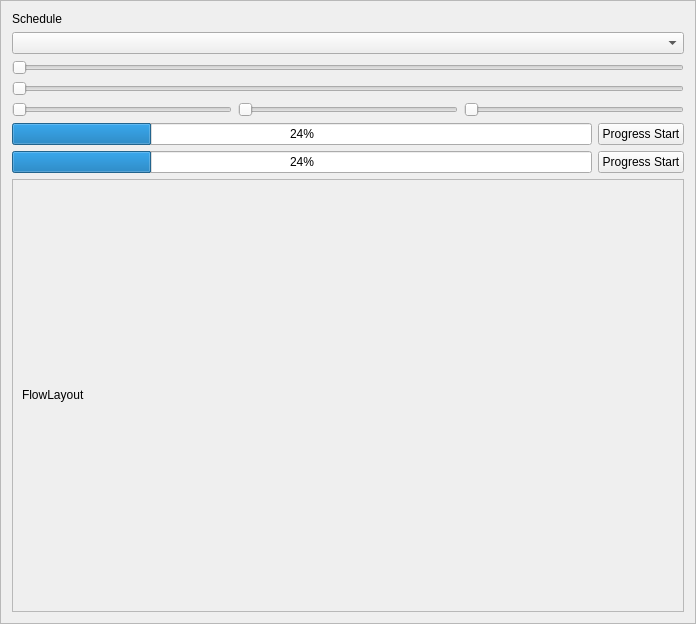
The window that src/views/schedule/schedule.ui (RyotaUnzai/candybox) describes before a commit, drawn with Qt 5.
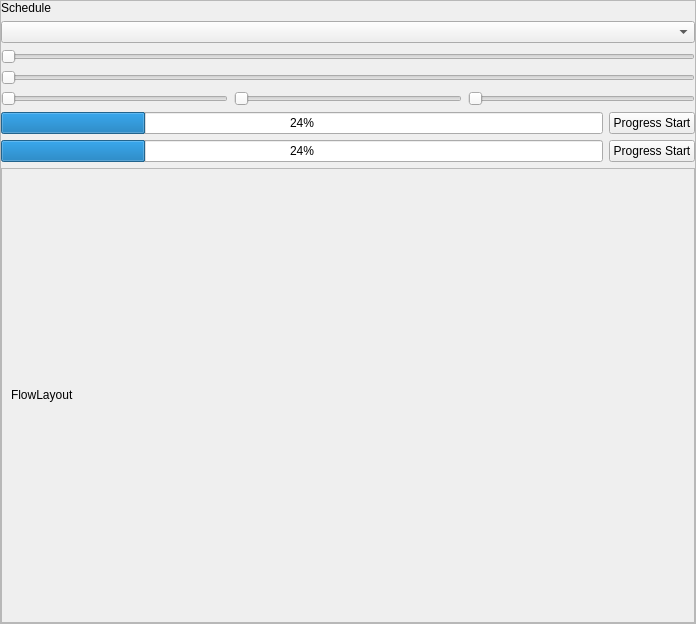
The same window after the commit. Custom widgets are drawn as their Qt base class.

```diff
--- a/src/views/schedule/schedule.ui
+++ b/src/views/schedule/schedule.ui
@@ -20,6 +20,21 @@
    <enum>QFrame::Raised</enum>
   </property>
   <layout class="QGridLayout" name="gridLayout">
+   <property name="leftMargin">
+    <number>0</number>
+   </property>
+   <property name="topMargin">
+    <number>0</number>
+   </property>
+   <property name="rightMargin">
+    <number>0</number>
+   </property>
+   <property name="bottomMargin">
+    <number>0</number>
+   </property>
+   <property name="spacing">
+    <number>6</number>
+   </property>
    <item row="3" column="0">
     <widget class="QIntSlider" name="intSlider">
      <property name="orientation">
@@ -114,8 +129,8 @@
        <rect>
         <x>0</x>
         <y>0</y>
-        <width>674</width>
-        <height>412</height>
+        <width>692</width>
+        <height>464</height>
        </rect>
       </property>
       <layout class="QVBoxLayout" name="verticalLayout">
```
